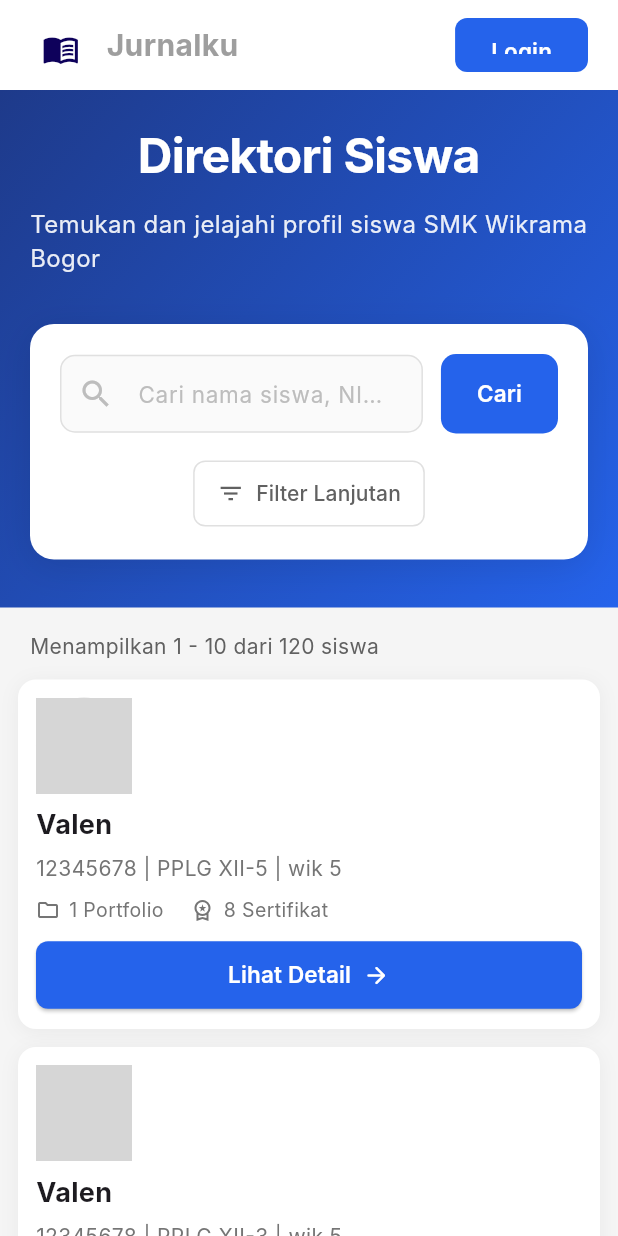
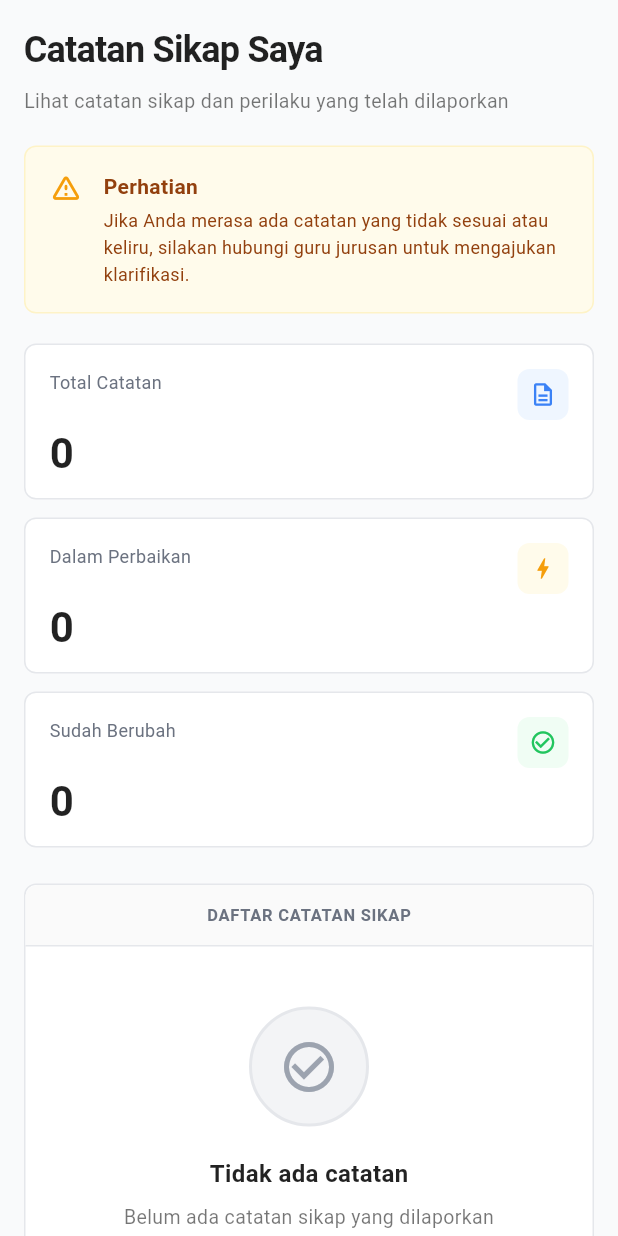
Before and after one commit to en8866/Jurnalku-flutter, a Flutter app: the screen it shows after launch, on a phone screen of 412 x 824 dp. Run offline on Flutter 3.47's test engine with Material 3 defaults, Android fonts, the phone set to English and light mode, and no system bars; our stand-ins replace font_awesome_flutter; Roboto replaces fonts that are missing (Inter); grey boxes are pictures that could not be loaded.

Commit message:
akhrnya valen kerjaaaa

```diff
--- a/lib/Dashboard.dart
+++ b/lib/Dashboard.dart
@@ -1,6 +1,5 @@
 import 'package:flutter/material.dart';
 import 'package:jurnalku/ProgresBelajar.dart';
-import 'navbar.dart';
 
 class DashboardPage extends StatefulWidget {
   const DashboardPage({super.key});
@@ -16,15 +15,6 @@ class _DashboardPageState extends State<DashboardPage> {
   Widget build(BuildContext context) {
     return Scaffold(
       backgroundColor: Colors.grey[100],
-
-      // add navbar here (fixed)
-      appBar: CustomNavBar(
-        userName: 'Valen',
-        userSubtitle: 'PPLG XII-3',
-        onHomeTap: () {
-          // Already on home/dashboard
-        },
-      ),
 
       // ========================= BODY =========================
       body: SingleChildScrollView(
--- /dev/null
+++ b/lib/catatan_sikap.dart
@@ -0,0 +1,529 @@
+import 'package:flutter/material.dart';
+
+class CatatanSikapPage extends StatelessWidget {
+  const CatatanSikapPage({super.key});
+
+  @override
+  Widget build(BuildContext context) {
+    // Get screen width to determine if mobile or tablet/desktop
+    final screenWidth = MediaQuery.of(context).size.width;
+    final isMobile = screenWidth < 600;
+
+    return Scaffold(
+      backgroundColor: Colors.white,
+
+
+      body: Container(
+        color: const Color(0xFFF9FAFB),
+        child: SingleChildScrollView(
+          child: Padding(
+            padding: EdgeInsets.all(isMobile ? 16.0 : 32.0),
+            child: Column(
+              crossAxisAlignment: CrossAxisAlignment.start,
+              children: [
+                Text(
+                  'Catatan Sikap Saya',
+                  style: TextStyle(
+                    fontSize: isMobile ? 24 : 30,
+                    fontWeight: FontWeight.bold,
+                    color: Colors.black87,
+                    letterSpacing: -0.5,
+                  ),
+                ),
+                const SizedBox(height: 8),
+                Text(
+                  'Lihat catatan sikap dan perilaku yang telah dilaporkan',
+                  style: TextStyle(
+                    fontSize: isMobile ? 13 : 15,
+                    color: Colors.black54,
+                  ),
+                ),
+                const SizedBox(height: 20),
+
+                // Warning Box
+                Container(
+                  padding: const EdgeInsets.all(16),
+                  decoration: BoxDecoration(
+                    color: const Color(0xFFFFFBEB),
+                    border: Border.all(color: const Color(0xFFFEF3C7)),
+                    borderRadius: BorderRadius.circular(8),
+                  ),
+                  child: Row(
+                    crossAxisAlignment: CrossAxisAlignment.start,
+                    children: [
+                      const Icon(
+                        Icons.warning_amber_rounded,
+                        color: Color(0xFFF59E0B),
+                        size: 22,
+                      ),
+                      const SizedBox(width: 14),
+                      Expanded(
+                        child: Column(
+                          crossAxisAlignment: CrossAxisAlignment.start,
+                          children: [
+                            const Text(
+                              'Perhatian',
+                              style: TextStyle(
+                                fontWeight: FontWeight.bold,
+                                color: Color(0xFF92400E),
+                                fontSize: 14,
+                              ),
+                            ),
+                            const SizedBox(height: 4),
+                            Text(
+                              'Jika Anda merasa ada catatan yang tidak sesuai atau keliru, silakan hubungi guru jurusan untuk mengajukan klarifikasi.',
+                              style: TextStyle(
+                                color: const Color(0xFF92400E),
+                                fontSize: isMobile ? 12 : 13,
+                                height: 1.5,
+                              ),
+                            ),
+                          ],
+                        ),
+                      ),
+                    ],
+                  ),
+                ),
+
+                const SizedBox(height: 20),
+
+                // Stats Cards - Responsive Grid
+                isMobile
+                    ? Column(
+                        children: [
+                          _buildStatCard(
+                            'Total Catatan',
+                            '0',
+                            Icons.description_outlined,
+                            const Color(0xFFEFF6FF),
+                            const Color(0xFF3B82F6),
+                            isMobile: true,
+                          ),
+                          const SizedBox(height: 12),
+                          _buildStatCard(
+                            'Dalam Perbaikan',
+                            '0',
+                            Icons.bolt_outlined,
+                            const Color(0xFFFFFBEB),
+                            const Color(0xFFF59E0B),
+                            isMobile: true,
+                          ),
+                          const SizedBox(height: 12),
+                          _buildStatCard(
+                            'Sudah Berubah',
+                            '0',
+                            Icons.check_circle_outline,
+                            const Color(0xFFF0FDF4),
+                            const Color(0xFF22C55E),
+                            isMobile: true,
+                          ),
+                        ],
+                      )
+                    : Row(
+                        children: [
+                          Expanded(
+                            child: _buildStatCard(
+                              'Total Catatan',
+                              '0',
+                              Icons.description_outlined,
+                              const Color(0xFFEFF6FF),
+                              const Color(0xFF3B82F6),
+                            ),
+                          ),
+                          const SizedBox(width: 16),
+                          Expanded(
+                            child: _buildStatCard(
+                              'Dalam Perbaikan',
+                              '0',
+                              Icons.bolt_outlined,
+                              const Color(0xFFFFFBEB),
+                              const Color(0xFFF59E0B),
+                            ),
+                          ),
+                          const SizedBox(width: 16),
+                          Expanded(
+                            child: _buildStatCard(
+                              'Sudah Berubah',
+                              '0',
+                              Icons.check_circle_outline,
+                              const Color(0xFFF0FDF4),
+                              const Color(0xFF22C55E),
+                            ),
+                          ),
+                        ],
+                      ),
+
+                const SizedBox(height: 24),
+
+                // Table Section - Make scrollable on mobile
+                Container(
+                  decoration: BoxDecoration(
+                    color: Colors.white,
+                    borderRadius: BorderRadius.circular(8),
+                    border: Border.all(color: const Color(0xFFE5E7EB)),
+                  ),
+                  child: Column(
+                    children: [
+                      // Table Header
+                      if (!isMobile) _buildDesktopTableHeader(),
+                      if (isMobile) _buildMobileTableHeader(),
+
+                      // Empty State
+                      Container(
+                        padding: EdgeInsets.symmetric(
+                          vertical: isMobile ? 40 : 60,
+                          horizontal: 20,
+                        ),
+                        child: Column(
+                          children: [
+                            Container(
+                              width: isMobile ? 80 : 100,
+                              height: isMobile ? 80 : 100,
+                              decoration: BoxDecoration(
+                                color: const Color(0xFFF3F4F6),
+                                shape: BoxShape.circle,
+                                border: Border.all(
+                                  color: const Color(0xFFE5E7EB),
+                                  width: 2,
+                                ),
+                              ),
+                              child: Icon(
+                                Icons.check_circle_outline,
+                                size: isMobile ? 40 : 50,
+                                color: const Color(0xFF9CA3AF),
+                              ),
+                            ),
+                            const SizedBox(height: 20),
+                            Text(
+                              'Tidak ada catatan',
+                              style: TextStyle(
+                                fontSize: isMobile ? 16 : 18,
+                                fontWeight: FontWeight.w600,
+                                color: Colors.black87,
+                              ),
+                            ),
+                            const SizedBox(height: 8),
+                            Text(
+                              'Belum ada catatan sikap yang dilaporkan',
+                              style: TextStyle(
+                                fontSize: isMobile ? 13 : 14,
+                                color: Colors.black54,
+                              ),
+                              textAlign: TextAlign.center,
+                            ),
+                          ],
+                        ),
+                      ),
+                    ],
+                  ),
+                ),
+              ],
+            ),
+          ),
+        ),
+      ),
+    );
+  }
+
+
+
+  PreferredSizeWidget _buildDesktopAppBar(BuildContext context) {
+    return AppBar(
+      backgroundColor: Colors.white,
+      elevation: 0,
+      toolbarHeight: 70,
+      leading: Padding(
+        padding: const EdgeInsets.only(left: 16),
+        child: IconButton(
+          icon: const Icon(Icons.home_outlined, color: Colors.black54, size: 24),
+          onPressed: () {},
+        ),
+      ),
+      title: Row(
+        children: const [
+          Icon(Icons.chevron_right, color: Colors.black26, size: 20),
+          SizedBox(width: 4),
+          Text(
+            'Catatan Sikap',
+            style: TextStyle(
+              color: Colors.black54,
+              fontSize: 14,
+              fontWeight: FontWeight.normal,
+            ),
+          ),
+        ],
+      ),
+      actions: [
+        Padding(
+          padding: const EdgeInsets.only(right: 20),
+          child: Row(
+            children: [
+              Column(
+                mainAxisAlignment: MainAxisAlignment.center,
+                crossAxisAlignment: CrossAxisAlignment.end,
+                children: const [
+                  Text(
+                    'Valensio Christian Samuel',
+                    style: TextStyle(
+                      color: Colors.black87,
+                      fontSize: 14,
+                      fontWeight: FontWeight.w500,
+                    ),
+                  ),
+                  SizedBox(height: 2),
+                  Text(
+                    'PPLG XII-3',
+                    style: TextStyle(
+                      color: Colors.black54,
+                      fontSize: 12,
+                    ),
+                  ),
+                ],
+              ),
+              const SizedBox(width: 12),
+              const CircleAvatar(
+                backgroundColor: Colors.red,
+                radius: 20,
+                child: Icon(Icons.person, color: Colors.white, size: 24),
+              ),
+              const SizedBox(width: 8),
+              PopupMenuButton<String>(
+                icon: const Icon(Icons.keyboard_arrow_down, color: Colors.black54, size: 24),
+                offset: const Offset(0, 50),
+                shape: RoundedRectangleBorder(
+                  borderRadius: BorderRadius.circular(12),
+                ),
+                elevation: 8,
+                itemBuilder: (BuildContext context) => [
+                  _buildPopupMenuItem('dashboard', Icons.home_outlined, 'Dashboard'),
+                  _buildPopupMenuItem('profil', Icons.person_outline, 'Profil'),
+                  _buildPopupMenuItem('jelajahi', Icons.explore_outlined, 'Jelajahi'),
+                  const PopupMenuDivider(height: 1),
+                  _buildPopupMenuItem('jurnal', Icons.menu_book_outlined, 'Jurnal Pembiasaan'),
+                  _buildPopupMenuItem('permintaan', Icons.people_outline, 'Permintaan Saksi'),
+                  _buildPopupMenuItem('progress', Icons.bar_chart_outlined, 'Progress'),
+                  _buildPopupMenuItem('catatan', Icons.warning_amber_outlined, 'Catatan Sikap'),
+                  const PopupMenuDivider(height: 1),
+                  _buildPopupMenuItem('panduan', Icons.menu_book_outlined, 'Panduan Penggunaan'),
+                  _buildPopupMenuItem('pengaturan', Icons.settings_outlined, 'Pengaturan Akun'),
+                  _buildPopupMenuItem('logout', Icons.logout, 'Log Out'),
+                ],
+                onSelected: (value) {
+                  print('Selected: $value');
+                },
+              ),
+            ],
+          ),
+        ),
+      ],
+    );
+  }
+
+  PopupMenuItem<String> _buildPopupMenuItem(String value, IconData icon, String label) {
+    return PopupMenuItem<String>(
+      value: value,
+      height: 48,
+      child: Row(
+        children: [
+          Icon(icon, color: const Color(0xFF64748B), size: 20),
+          const SizedBox(width: 12),
+          Text(
+            label,
+            style: const TextStyle(
+              color: Color(0xFF64748B),
+              fontSize: 14,
+            ),
+          ),
+        ],
+      ),
+    );
+  }
+
+  Widget _buildDesktopTableHeader() {
+    return Container(
+      padding: const EdgeInsets.symmetric(horizontal: 20, vertical: 14),
+      decoration: const BoxDecoration(
+        color: Color(0xFFFAFAFA),
+        border: Border(bottom: BorderSide(color: Color(0xFFE5E7EB))),
+        borderRadius: BorderRadius.only(
+          topLeft: Radius.circular(8),
+          topRight: Radius.circular(8),
+        ),
+      ),
+      child: Row(
+        children: const [
+          SizedBox(
+            width: 50,
+            child: Text(
+              'NO',
+              style: TextStyle(
+                fontWeight: FontWeight.w600,
+                fontSize: 11,
+                color: Color(0xFF6B7280),
+                letterSpacing: 0.5,
+              ),
+            ),
+          ),
+          Expanded(
+            flex: 2,
+            child: Text(
+              'KATEGORI',
+              style: TextStyle(
+                fontWeight: FontWeight.w600,
+                fontSize: 11,
+                color: Color(0xFF6B7280),
+                letterSpacing: 0.5,
+              ),
+            ),
+          ),
+          Expanded(
+            flex: 3,
+            child: Text(
+              'CATATAN',
+              style: TextStyle(
+                fontWeight: FontWeight.w600,
+                fontSize: 11,
+                color: Color(0xFF6B7280),
+                letterSpacing: 0.5,
+              ),
+            ),
+          ),
+          Expanded(
+            flex: 2,
+            child: Text(
+              'STATUS',
+              style: TextStyle(
+                fontWeight: FontWeight.w600,
+                fontSize: 11,
+                color: Color(0xFF6B7280),
+                letterSpacing: 0.5,
+              ),
+            ),
+          ),
+          Expanded(
+            flex: 2,
+            child: Text(
+              'DILAPORKAN',
+              style: TextStyle(
+                fontWeight: FontWeight.w600,
+                fontSize: 11,
+                color: Color(0xFF6B7280),
+                letterSpacing: 0.5,
+              ),
+            ),
+          ),
+          Expanded(
+            flex: 2,
+            child: Text(
+              'UPDATE TERAKHIR',
+              style: TextStyle(
+                fontWeight: FontWeight.w600,
+                fontSize: 11,
+                color: Color(0xFF6B7280),
+                letterSpacing: 0.5,
+              ),
+            ),
+          ),
+          SizedBox(
+            width: 80,
+            child: Text(
+              'AKSI',
+              style: TextStyle(
+                fontWeight: FontWeight.w600,
+                fontSize: 11,
+                color: Color(0xFF6B7280),
+                letterSpacing: 0.5,
+              ),
+            ),
+          ),
+        ],
+      ),
+    );
+  }
+
+  Widget _buildMobileTableHeader() {
+    return Container(
+      padding: const EdgeInsets.symmetric(horizontal: 16, vertical: 12),
+      decoration: const BoxDecoration(
+        color: Color(0xFFFAFAFA),
+        border: Border(bottom: BorderSide(color: Color(0xFFE5E7EB))),
+        borderRadius: BorderRadius.only(
+          topLeft: Radius.circular(8),
+          topRight: Radius.circular(8),
+        ),
+      ),
+      child: const Center(
+        child: Text(
+          'DAFTAR CATATAN SIKAP',
+          style: TextStyle(
+            fontWeight: FontWeight.w600,
+            fontSize: 11,
+            color: Color(0xFF6B7280),
+            letterSpacing: 0.5,
+          ),
+        ),
+      ),
+    );
+  }
+
+  Widget _buildStatCard(
+    String label,
+    String value,
+    IconData icon,
+    Color bgColor,
+    Color iconColor, {
+    bool isMobile = false,
+  }) {
+    return Container(
+      padding: EdgeInsets.all(isMobile ? 16 : 20),
+      decoration: BoxDecoration(
+        color: Colors.white,
+        borderRadius: BorderRadius.circular(8),
+        border: Border.all(color: const Color(0xFFE5E7EB)),
+      ),
+      child: Column(
+        crossAxisAlignment: CrossAxisAlignment.start,
+        children: [
+          Row(
+            mainAxisAlignment: MainAxisAlignment.spaceBetween,
+            crossAxisAlignment: CrossAxisAlignment.start,
+            children: [
+              Expanded(
+                child: Text(
+                  label,
+                  style: TextStyle(
+                    fontSize: isMobile ? 12 : 13,
+                    color: const Color(0xFF6B7280),
+                    height: 1.4,
+                  ),
+                ),
+              ),
+              Container(
+                padding: EdgeInsets.all(isMobile ? 8 : 10),
+                decoration: BoxDecoration(
+                  color: bgColor,
+                  borderRadius: BorderRadius.circular(8),
+                ),
+                child: Icon(
+                  icon,
+                  size: isMobile ? 18 : 22,
+                  color: iconColor,
+                ),
+              ),
+            ],
+          ),
+          SizedBox(height: isMobile ? 8 : 12),
+          Text(
+            value,
+            style: TextStyle(
+              fontSize: isMobile ? 28 : 32,
+              fontWeight: FontWeight.bold,
+              color: Colors.black87,
+              height: 1,
+            ),
+          ),
+        ],
+      ),
+    );
+  }
+}
--- a/lib/main.dart
+++ b/lib/main.dart
@@ -1,5 +1,5 @@
 import 'package:flutter/material.dart';
-import 'package:jurnalku/exploreeeee.dart';
+import 'package:jurnalku/catatan_sikap.dart';
 
 
 
@@ -15,7 +15,7 @@ class MyApp extends StatelessWidget {
     return MaterialApp(
       debugShowCheckedModeBanner: false,
       title: 'Jurnalku',
-      home: const ExploreeeePage(),
+      home: const CatatanSikapPage(),
     );
   }
 }
```
Also changed, not shown: pubspec.lock.
